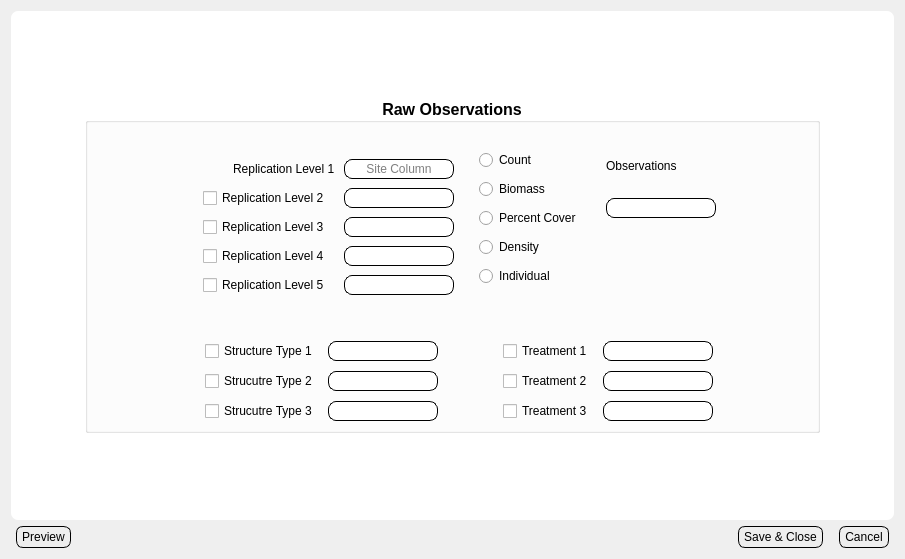
The window that Views/ui_dialog_obs.ui (bibsian/database-development) describes before a commit, drawn with Qt 5.
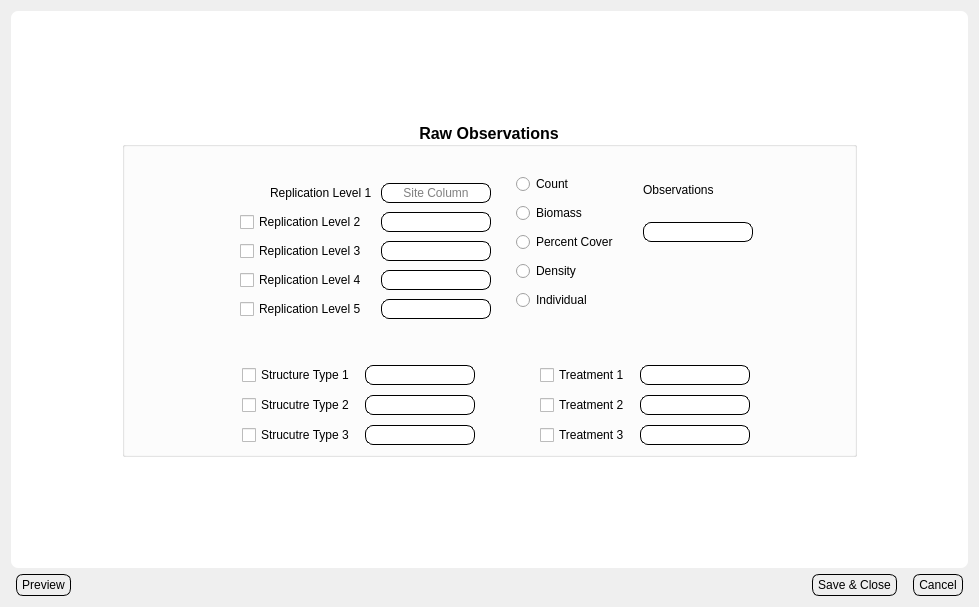
The same window after the commit.

Diff of the .ui file:
```diff
--- a/Views/ui_dialog_obs.ui
+++ b/Views/ui_dialog_obs.ui
@@ -6,8 +6,8 @@
    <rect>
     <x>0</x>
     <y>0</y>
-    <width>905</width>
-    <height>559</height>
+    <width>979</width>
+    <height>607</height>
    </rect>
   </property>
   <property name="focusPolicy">
```
